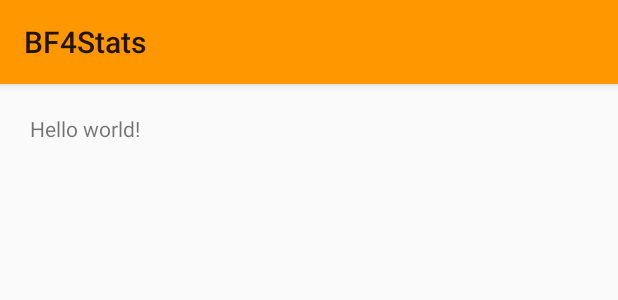
After one commit to mafraqs/BF4StatsApp, an Android app: the layout activity_single_article.xml on its own in the app's theme, with its tools: preview values and no code run, on a phone screen of 412 x 824 dp. The commit adds this screen. Shown: the top 300 px of the screen. Run offline under Robolectric (Android 15) with nearby library versions, the light colour scheme and no system bars.

Commit message:
Clickable CardView to new Intent

```diff
--- a/app/src/main/java/com/example/marius/bf4statsapp/ArticlesActivity.java
+++ b/app/src/main/java/com/example/marius/bf4statsapp/ArticlesActivity.java
@@ -26,7 +26,7 @@ public class ArticlesActivity extends Activity {
         super.onCreate(savedInstanceState);
         setContentView(R.layout.activity_articles);
 
-        mRecyclerView = (RecyclerView)findViewById(R.id.cardList);
+        mRecyclerView = (RecyclerView) findViewById(R.id.cardList);
         mRecyclerView.setLayoutManager(new LinearLayoutManager(this));
         mRecyclerView.setItemAnimator(new DefaultItemAnimator());
 
@@ -61,9 +61,9 @@ public class ArticlesActivity extends Activity {
     private List<ArticleInfo> createList(int size) {
 
         List<ArticleInfo> result = new ArrayList<ArticleInfo>();
-        for (int i=1; i <= size; i++) {
+        for (int i = 1; i <= size; i++) {
             ArticleInfo ai = new ArticleInfo();
-            ai.title =  "title" + i;
+            ai.title = "title" + i;
             ai.description = "desc" + i;
             ai.imageName = "r0";
 
--- a/app/src/main/java/com/example/marius/bf4statsapp/MainActivity.java
+++ b/app/src/main/java/com/example/marius/bf4statsapp/MainActivity.java
@@ -381,6 +381,11 @@ public class MainActivity extends Activity {
             startActivity(intent);
         }
 
+        if (id == R.id.single) {
+            Intent intent = new Intent(this, SingleArticle.class);
+            startActivity(intent);
+        }
+
         return super.onOptionsItemSelected(item);
     }
 }
--- /dev/null
+++ b/app/src/main/res/layout/activity_single_article.xml
@@ -0,0 +1,16 @@
+<RelativeLayout xmlns:android="http://schemas.android.com/apk/res/android"
+                xmlns:tools="http://schemas.android.com/tools"
+                android:layout_width="match_parent"
+                android:layout_height="match_parent"
+                android:paddingLeft="@dimen/activity_horizontal_margin"
+                android:paddingRight="@dimen/activity_horizontal_margin"
+                android:paddingTop="@dimen/activity_vertical_margin"
+                android:paddingBottom="@dimen/activity_vertical_margin"
+                tools:context="com.example.marius.bf4statsapp.SingleArticle">
+
+    <TextView
+        android:text="@string/hello_world"
+        android:layout_width="wrap_content"
+        android:layout_height="wrap_content"/>
+
+</RelativeLayout>
--- a/app/src/main/res/menu/menu_main.xml
+++ b/app/src/main/res/menu/menu_main.xml
@@ -19,4 +19,9 @@
         android:orderInCategory="100"
         android:showAsAction="never"
         android:title="@string/action_articles"/>
+    <item
+        android:id="@+id/single"
+        android:orderInCategory="100"
+        android:showAsAction="never"
+        android:title="single"/>
 </menu>
--- a/app/src/main/res/values/strings.xml
+++ b/app/src/main/res/values/strings.xml
@@ -36,5 +36,6 @@
     //Card Titles
     <string name="stats">STATS</string>
     <string name="title_activity_articles">ArticlesActivity</string>
+    <string name="title_activity_single_article">SingleArticle</string>
 
 </resources>
```
Also changed, not shown: app/src/main/AndroidManifest.xml (+32 -19 lines), app/src/main/java/com/example/marius/bf4statsapp/SingleArticle.java (added, +39 -0 lines), app/src/main/java/uihelper/ArticlesAdapter.java (+31 -4 lines), app/src/main/res/layout/card_layout_articles.xml (+2 -5 lines), app/src/main/res/menu/menu_single_article.xml (added, +8 -0 lines).
